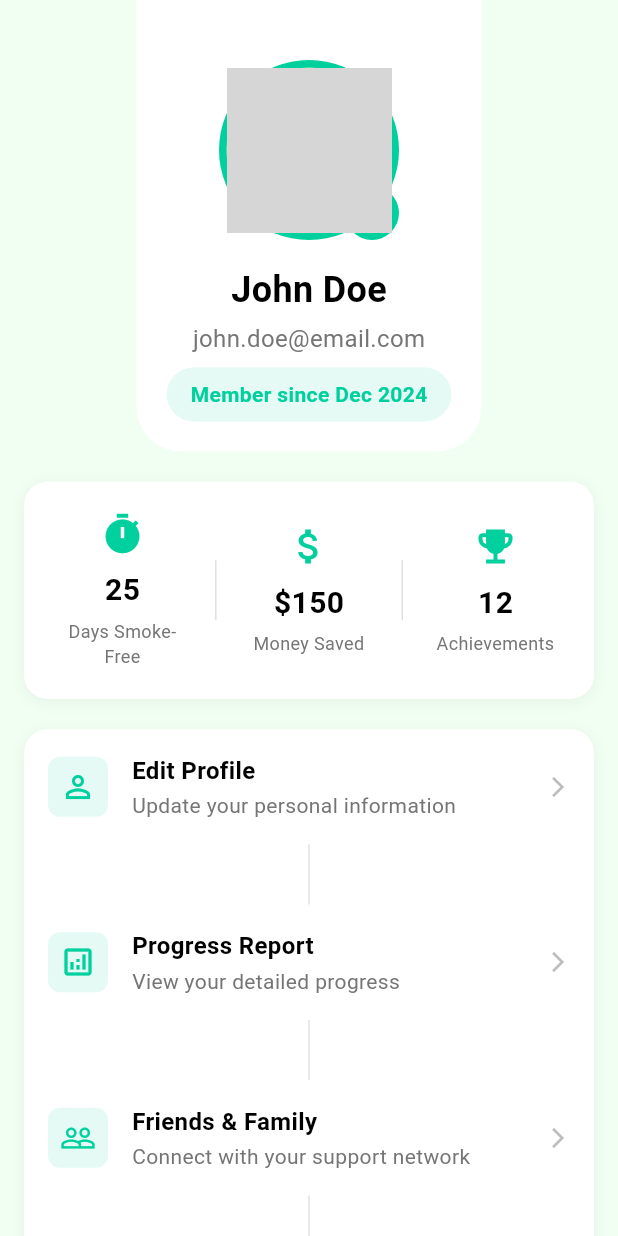
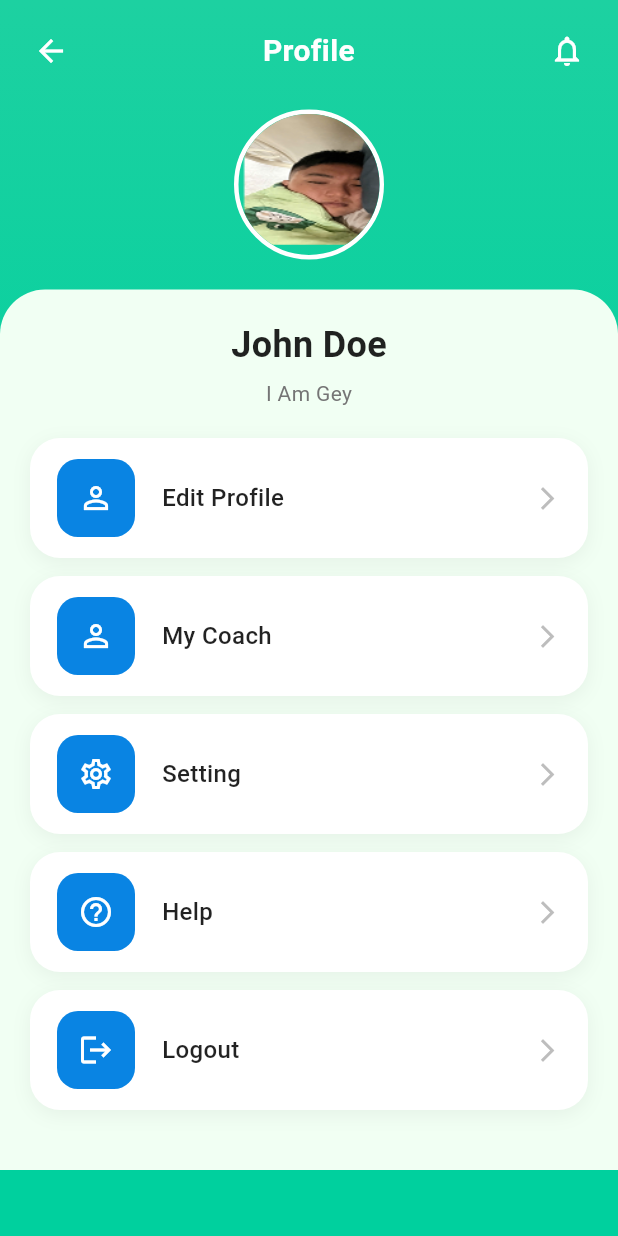
Before and after one commit to Smart-Smoking-Cessation-Platform/SmartQuitIoT-Mobile, a Flutter app: the ProfileScreen screen opened directly, on a phone screen of 412 x 824 dp. Run offline on Flutter 3.47's test engine with Material 3 defaults, Android fonts, the phone set to English and light mode, and no system bars; our stand-ins replace flutter_riverpod, flutter_svg, smooth_page_indicator; grey boxes are pictures that could not be loaded.

Commit message:
feat: add profile screen

```diff
--- a/smartquitiot/lib/views/screens/premium_membership_screen.dart
+++ b/smartquitiot/lib/views/screens/premium_membership_screen.dart
@@ -2,7 +2,7 @@ import 'package:flutter/material.dart';
 import 'payment_options_screen.dart';
 
 class PremiumMembershipScreen extends StatelessWidget {
-  const PremiumMembershipScreen({Key? key}) : super(key: key);
+  const PremiumMembershipScreen({super.key});
 
   @override
   Widget build(BuildContext context) {
--- a/smartquitiot/lib/views/screens/profile_screen.dart
+++ b/smartquitiot/lib/views/screens/profile_screen.dart
@@ -6,19 +6,162 @@ class ProfileScreen extends StatelessWidget {
   @override
   Widget build(BuildContext context) {
     return Scaffold(
-      backgroundColor: const Color(0xFFF1FFF3),
-      body: SafeArea(
-        child: SingleChildScrollView(
+      body: Container(
+        decoration: BoxDecoration(
+          gradient: LinearGradient(
+            begin: Alignment.topCenter,
+            end: Alignment.center,
+            colors: [
+              Color(0xFF1DD1A1),
+              Color(0xFF00D09E),
+            ],
+          ),
+        ),
+        child: SafeArea(
           child: Column(
             children: [
-              _buildProfileHeader(),
-              const SizedBox(height: 20),
-              _buildStatsSection(),
-              const SizedBox(height: 20),
-              _buildMenuSection(),
-              const SizedBox(height: 20),
-              _buildSettingsSection(),
-              const SizedBox(height: 20),
+              // Header
+              Padding(
+                padding: EdgeInsets.symmetric(horizontal: 10, vertical: 10),
+                child: Row(
+                  children: [
+                    IconButton(
+                      icon: Icon(Icons.arrow_back, color: Colors.white),
+                      onPressed: () => Navigator.pop(context),
+                    ),
+                    Expanded(
+                      child: Text(
+                        'Profile',
+                        style: TextStyle(
+                          fontSize: 20,
+                          fontWeight: FontWeight.w600,
+                          color: Colors.white,
+                        ),
+                        textAlign: TextAlign.center,
+                      ),
+                    ),
+                    IconButton(
+                      icon: Icon(Icons.notifications_outlined, color: Colors.white),
+                      onPressed: () {},
+                    ),
+                  ],
+                ),
+              ),
+
+              SizedBox(height: 5),
+
+              // Profile Picture
+              // Profile Picture
+              Container(
+                width: 100,
+                height: 100,
+                decoration: BoxDecoration(
+                  shape: BoxShape.circle,
+                  border: Border.all(color: Colors.white, width: 3),
+                ),
+                child: CircleAvatar(
+                  radius: 48,
+                  backgroundImage: AssetImage("lib/assets/profile.png"),
+                  backgroundColor: Colors.transparent,
+                ),
+              ),
+
+              SizedBox(height: 20),
+
+
+              // Main Content
+              Expanded(
+                child: SingleChildScrollView(
+                  child: Container(
+                    width: double.infinity,
+                    margin: EdgeInsets.only(top: 0), // kéo lên sát avatar
+                    decoration: BoxDecoration(
+                      color: Color(0xFFF1FFF3), // light green
+                      borderRadius: BorderRadius.only(
+                        topLeft: Radius.circular(30),
+                        topRight: Radius.circular(30),
+                      ),
+                    ),
+                    child: Padding(
+                      padding: EdgeInsets.all(20),
+                      child: Column(
+                        children: [
+                          // Name and Status
+                          Text(
+                            'John Doe',
+                            style: TextStyle(
+                              fontSize: 24,
+                              fontWeight: FontWeight.bold,
+                              color: Colors.black87,
+                            ),
+                          ),
+                          SizedBox(height: 5),
+                          Text(
+                            'I Am Gey',
+                            style: TextStyle(
+                              fontSize: 14,
+                              color: Colors.grey[600],
+                            ),
+                          ),
+
+                          SizedBox(height: 20),
+
+                          // Menu Items
+                          _buildMenuItem(
+                            context,
+                            icon: Icons.person_outline,
+                            title: 'Edit Profile',
+                            color: Color(0xFF0984E3),
+                            onTap: () {},
+                          ),
+
+                          SizedBox(height: 12),
+
+                          _buildMenuItem(
+                            context,
+                            icon: Icons.person_outline,
+                            title: 'My Coach',
+                            color: Color(0xFF0984E3),
+                            onTap: () {},
+                          ),
+
+                          SizedBox(height: 12),
+
+                          _buildMenuItem(
+                            context,
+                            icon: Icons.settings_outlined,
+                            title: 'Setting',
+                            color: Color(0xFF0984E3),
+                            onTap: () {},
+                          ),
+
+                          SizedBox(height: 12),
+
+                          _buildMenuItem(
+                            context,
+                            icon: Icons.help_outline,
+                            title: 'Help',
+                            color: Color(0xFF0984E3),
+                            onTap: () {},
+                          ),
+
+                          SizedBox(height: 12),
+
+                          _buildMenuItem(
+                            context,
+                            icon: Icons.logout,
+                            title: 'Logout',
+                            color: Color(0xFF0984E3),
+                            onTap: () {},
+                          ),
+
+                          SizedBox(height: 20),
+                        ],
+                      ),
+                    ),
+                  ),
+                ),
+              ),
             ],
           ),
         ),
@@ -26,312 +169,54 @@ class ProfileScreen extends StatelessWidget {
     );
   }
 
-  Widget _buildProfileHeader() {
-    return Container(
-      padding: const EdgeInsets.all(20),
-      decoration: const BoxDecoration(
-        color: Colors.white,
-        borderRadius: BorderRadius.only(
-          bottomLeft: Radius.circular(30),
-          bottomRight: Radius.circular(30),
-        ),
-      ),
-      child: Column(
-        children: [
-          const SizedBox(height: 20),
-          Stack(
-            children: [
-              CircleAvatar(
-                radius: 60,
-                backgroundColor: const Color(0xFF00D09E),
-                child: const CircleAvatar(
-                  radius: 55,
-                  backgroundImage: NetworkImage('https://via.placeholder.com/110'),
-                ),
-              ),
-              Positioned(
-                bottom: 0,
-                right: 0,
+  Widget _buildMenuItem(BuildContext context,
+      {required IconData icon,
+        required String title,
+        required Color color,
+        required VoidCallback onTap}) {
+    return GestureDetector(
+      onTap: onTap,
       child: Container(
-                  padding: const EdgeInsets.all(8),
-                  decoration: const BoxDecoration(
-                    color: Color(0xFF00D09E),
-                    shape: BoxShape.circle,
-                  ),
-                  child: const Icon(
-                    Icons.camera_alt,
-                    color: Colors.white,
-                    size: 20,
-                  ),
-                ),
-              ),
-            ],
-          ),
-          const SizedBox(height: 16),
-          const Text(
-            'John Doe',
-            style: TextStyle(
-              fontSize: 24,
-              fontWeight: FontWeight.bold,
-              color: Colors.black,
-            ),
-          ),
-          const SizedBox(height: 4),
-          Text(
-            'john.doe@email.com',
-            style: TextStyle(
-              fontSize: 16,
-              color: Colors.grey[600],
-            ),
-          ),
-          const SizedBox(height: 8),
-          Container(
-            padding: const EdgeInsets.symmetric(horizontal: 16, vertical: 8),
-            decoration: BoxDecoration(
-              color: const Color(0xFF00D09E).withOpacity(0.1),
-              borderRadius: BorderRadius.circular(20),
-            ),
-            child: const Text(
-              'Member since Dec 2024',
-              style: TextStyle(
-                color: Color(0xFF00D09E),
-                fontWeight: FontWeight.w600,
-              ),
-            ),
-          ),
-        ],
-      ),
-    );
-  }
-
-  Widget _buildStatsSection() {
-    return Container(
-      margin: const EdgeInsets.symmetric(horizontal: 16),
-      padding: const EdgeInsets.all(20),
+        padding: EdgeInsets.symmetric(horizontal: 18, vertical: 14),
         decoration: BoxDecoration(
           color: Colors.white,
-        borderRadius: BorderRadius.circular(16),
+          borderRadius: BorderRadius.circular(20),
           boxShadow: [
             BoxShadow(
               color: Colors.black.withOpacity(0.05),
-            blurRadius: 8,
-            offset: const Offset(0, 2),
+              blurRadius: 10,
+              offset: Offset(0, 3),
             ),
           ],
         ),
         child: Row(
           children: [
-          _buildStatItem('25', 'Days Smoke-Free', Icons.timer),
-          _buildDivider(),
-          _buildStatItem('\$150', 'Money Saved', Icons.attach_money),
-          _buildDivider(),
-          _buildStatItem('12', 'Achievements', Icons.emoji_events),
-        ],
-      ),
-    );
-  }
-
-  Widget _buildStatItem(String value, String label, IconData icon) {
-    return Expanded(
-      child: Column(
-        children: [
-          Icon(
-            icon,
-            color: const Color(0xFF00D09E),
-            size: 30,
-          ),
-          const SizedBox(height: 8),
-          Text(
-            value,
-            style: const TextStyle(
-              fontSize: 20,
-              fontWeight: FontWeight.bold,
-              color: Colors.black,
-            ),
-          ),
-          const SizedBox(height: 4),
-          Text(
-            label,
-            style: TextStyle(
-              fontSize: 12,
-              color: Colors.grey[600],
-            ),
-            textAlign: TextAlign.center,
-          ),
-        ],
-      ),
-    );
-  }
-
-  Widget _buildDivider() {
-    return Container(
-      height: 40,
-      width: 1,
-      color: Colors.grey[300],
-      margin: const EdgeInsets.symmetric(horizontal: 16),
-    );
-  }
-
-  Widget _buildMenuSection() {
-    return Container(
-      margin: const EdgeInsets.symmetric(horizontal: 16),
+            Container(
+              padding: EdgeInsets.all(14),
               decoration: BoxDecoration(
-        color: Colors.white,
-        borderRadius: BorderRadius.circular(16),
-        boxShadow: [
-          BoxShadow(
-            color: Colors.black.withOpacity(0.05),
-            blurRadius: 8,
-            offset: const Offset(0, 2),
-          ),
-        ],
-      ),
-      child: Column(
-        children: [
-          _buildMenuItem(
-            icon: Icons.person_outline,
-            title: 'Edit Profile',
-            subtitle: 'Update your personal information',
-            onTap: () {},
-          ),
-          _buildDivider(),
-          _buildMenuItem(
-            icon: Icons.analytics_outlined,
-            title: 'Progress Report',
-            subtitle: 'View your detailed progress',
-            onTap: () {},
-          ),
-          _buildDivider(),
-          _buildMenuItem(
-            icon: Icons.people_outline,
-            title: 'Friends & Family',
-            subtitle: 'Connect with your support network',
-            onTap: () {},
-          ),
-          _buildDivider(),
-          _buildMenuItem(
-            icon: Icons.share_outlined,
-            title: 'Share Achievement',
-            subtitle: 'Share your success with others',
-            onTap: () {},
-          ),
-        ],
-      ),
-    );
-  }
-
-  Widget _buildSettingsSection() {
-    return Container(
-      margin: const EdgeInsets.symmetric(horizontal: 16),
-      decoration: BoxDecoration(
-        color: Colors.white,
-        borderRadius: BorderRadius.circular(16),
-        boxShadow: [
-          BoxShadow(
-            color: Colors.black.withOpacity(0.05),
-            blurRadius: 8,
-            offset: const Offset(0, 2),
-          ),
-        ],
-      ),
-      child: Column(
-        children: [
-          _buildMenuItem(
-            icon: Icons.notifications_outlined,
-            title: 'Notifications',
-            subtitle: 'Manage your notification preferences',
-            onTap: () {},
-          ),
-          _buildDivider(),
-          _buildMenuItem(
-            icon: Icons.privacy_tip_outlined,
-            title: 'Privacy Settings',
-            subtitle: 'Control your privacy and data',
-            onTap: () {},
-          ),
-          _buildDivider(),
-          _buildMenuItem(
-            icon: Icons.help_outline,
-            title: 'Help & Support',
-            subtitle: 'Get help and contact support',
-            onTap: () {},
-          ),
-          _buildDivider(),
-          _buildMenuItem(
-            icon: Icons.info_outline,
-            title: 'About',
-            subtitle: 'App version and information',
-            onTap: () {},
-          ),
-          _buildDivider(),
-          _buildMenuItem(
-            icon: Icons.logout,
-            title: 'Sign Out',
-            subtitle: 'Sign out of your account',
-            onTap: () {},
-            isDestructive: true,
-          ),
-        ],
-      ),
-    );
-  }
-
-  Widget _buildMenuItem({
-    required IconData icon,
-    required String title,
-    required String subtitle,
-    required VoidCallback onTap,
-    bool isDestructive = false,
-  }) {
-    return InkWell(
-      onTap: onTap,
-      borderRadius: BorderRadius.circular(16),
-      child: Padding(
-        padding: const EdgeInsets.all(16),
-        child: Row(
-          children: [
-            Container(
-              padding: const EdgeInsets.all(8),
-              decoration: BoxDecoration(
-                color: isDestructive
-                    ? Colors.red.withOpacity(0.1)
-                    : const Color(0xFF00D09E).withOpacity(0.1),
-                borderRadius: BorderRadius.circular(8),
+                color: color,
+                borderRadius: BorderRadius.circular(14),
               ),
               child: Icon(
                 icon,
-                color: isDestructive ? Colors.red : const Color(0xFF00D09E),
+                color: Colors.white,
                 size: 24,
               ),
             ),
-            const SizedBox(width: 16),
-            Expanded(
-              child: Column(
-                crossAxisAlignment: CrossAxisAlignment.start,
-                children: [
+            SizedBox(width: 18),
             Text(
               title,
               style: TextStyle(
                 fontSize: 16,
-                      fontWeight: FontWeight.w600,
-                      color: isDestructive ? Colors.red : Colors.black,
+                fontWeight: FontWeight.w500,
+                color: Colors.black87,
               ),
             ),
-                  const SizedBox(height: 2),
-                  Text(
-                    subtitle,
-                    style: TextStyle(
-                      fontSize: 14,
-                      color: Colors.grey[600],
-                    ),
-                  ),
-                ],
-              ),
-            ),
+            Spacer(),
             Icon(
               Icons.arrow_forward_ios,
-              size: 16,
               color: Colors.grey[400],
+              size: 18,
             ),
           ],
         ),
```
Also changed, not shown: smartquitiot/lib/assets/profile.png (added). Lines whose indentation alone changed are shown as unchanged.
